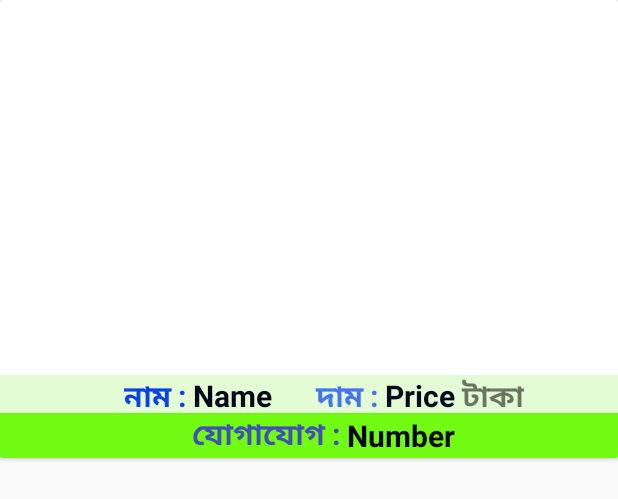
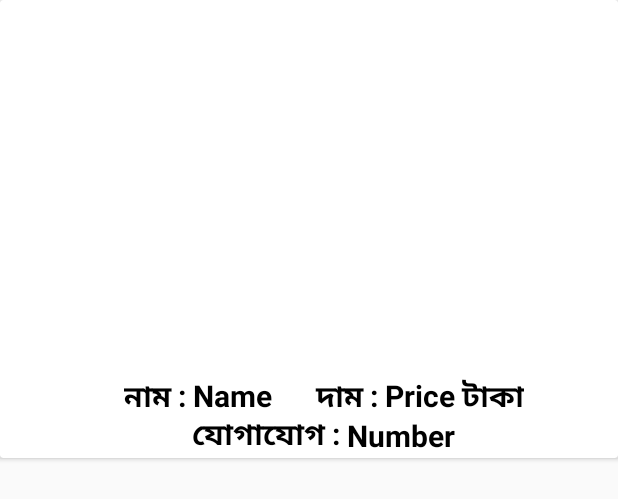
Before and after one commit to PMondal01/BookSharing_App, an Android app: the layout booklist.xml on its own in the app's theme, with its tools: preview values and no code run, on a phone screen of 412 x 824 dp. Shown: the top 499 px of the screen. Run offline under Robolectric (Android 15) with nearby library versions, the phone set to English and light mode, and no system bars; Roboto replaces fonts that are not available here.

Commit message:
changes in UI

```diff
--- a/app/src/main/java/com/example/boighor/MyAdapter.java
+++ b/app/src/main/java/com/example/boighor/MyAdapter.java
@@ -10,7 +10,7 @@ import android.widget.TextView;
 import androidx.annotation.NonNull;
 import androidx.recyclerview.widget.RecyclerView;
 
-import com.example.boighor.R;
+
 import com.squareup.picasso.Picasso;
 
 import java.util.List;
--- a/app/src/main/res/layout/activity_book_shelf.xml
+++ b/app/src/main/res/layout/activity_book_shelf.xml
@@ -7,6 +7,8 @@
     tools:context=".BookShelfActivity"
     android:orientation="vertical"
     android:padding="5dp"
+    android:background="@drawable/books"
+
   >
 
 
@@ -17,7 +19,7 @@
     </androidx.recyclerview.widget.RecyclerView>
 
     <ProgressBar
-        android:layout_marginTop="200dp"
+        android:layout_marginTop="250dp"
         android:layout_gravity="center"
         android:id="@+id/progress_bookshelf"
         android:layout_width="wrap_content"
--- a/app/src/main/res/layout/booklist.xml
+++ b/app/src/main/res/layout/booklist.xml
@@ -6,12 +6,12 @@
     >
     <LinearLayout
         android:layout_width="match_parent"
-        android:layout_height="wrap_content"
+        android:layout_height="250dp"
         >
         <ImageView
             android:id="@+id/imageview_card"
             android:layout_width="match_parent"
-            android:layout_height="250dp"
+            android:layout_height="wrap_content"
             android:scaleType="fitXY">
         </ImageView>
 
@@ -21,7 +21,6 @@
             android:layout_width="match_parent"
             android:layout_height="25dp"
             android:orientation="horizontal"
-            android:background="#E4FCD5"
             android:layout_marginTop="250dp"
             android:gravity="center"
 
@@ -31,10 +30,10 @@
                     android:layout_width="wrap_content"
                     android:layout_height="wrap_content"
                     android:text="নাম : "
-                    android:textColor="#0A43E0"
                     android:layout_marginLeft="20dp"
                     android:textStyle="bold"
                     android:textSize="20dp"
+                    android:textColor="#000000"
                     >
                 </TextView>
 
@@ -43,10 +42,10 @@
                     android:layout_width="wrap_content"
                     android:layout_height="wrap_content"
                     android:text="Name"
-                    android:textColor="#010718"
                     android:textSize="20dp"
                     android:textStyle="bold"
-                    android:gravity="center">
+                    android:gravity="center"
+                    android:textColor="#000000">
                 </TextView>
 
 
@@ -54,10 +53,10 @@
                     android:layout_width="wrap_content"
                     android:layout_height="wrap_content"
                     android:text="  দাম : "
-                    android:textColor="#4675EE"
                     android:textStyle="bold"
                     android:textSize="20dp"
-                    android:layout_marginLeft="20dp">
+                    android:layout_marginLeft="20dp"
+                    android:textColor="#000000">
                 </TextView>
 
                 <TextView
@@ -65,10 +64,10 @@
                     android:layout_width="wrap_content"
                     android:layout_height="wrap_content"
                     android:text="Price"
-                    android:textColor="#02091D"
                     android:textAlignment="center"
                     android:textSize="20dp"
-                    android:textStyle="bold">
+                    android:textStyle="bold"
+                    android:textColor="#000000">
                 </TextView>
 
                 <TextView
@@ -76,7 +75,8 @@
                     android:layout_height="wrap_content"
                     android:text=" টাকা"
                     android:textStyle="bold"
-                    android:textSize="20dp">
+                    android:textSize="20dp"
+                    android:textColor="#000000">
                 </TextView>
 
 
@@ -87,21 +87,20 @@
 
     <LinearLayout
         android:layout_width="match_parent"
-        android:layout_height="match_parent"
+        android:layout_height="wrap_content"
         android:orientation="horizontal"
         android:layout_marginTop="275dp"
         android:gravity="center"
-        android:background="#73FC13"
        >
 
         <TextView
             android:layout_width="wrap_content"
             android:layout_height="wrap_content"
             android:text="যোগাযোগ : "
-            android:textColor="#3F51B5"
             android:layout_marginLeft="20dp"
             android:textStyle="bold"
             android:textSize="20dp"
+            android:textColor="#000000"
 
             >
         </TextView>
@@ -111,10 +110,11 @@
             android:layout_width="wrap_content"
             android:layout_height="wrap_content"
             android:text="Number"
-            android:textColor="#010718"
+
             android:textSize="20dp"
             android:textStyle="bold"
             android:autoLink="phone"
+            android:textColor="#000000"
 
     >
         </TextView>
```
Also changed, not shown: app/src/main/java/com/example/boighor/MainActivity.java (+15 -0 lines), app/src/main/java/com/example/boighor/MyBookActivity.java (+21 -3 lines), app/src/main/res/layout/activity_my_book.xml (+10 -8 lines), app/src/main/res/drawable/books.jpeg (added), app/src/main/res/drawable/frame.jpg (added).
